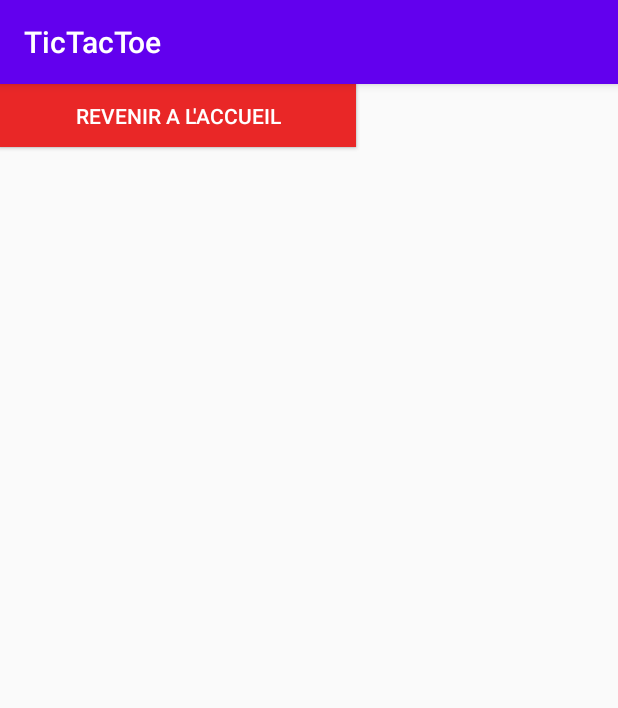
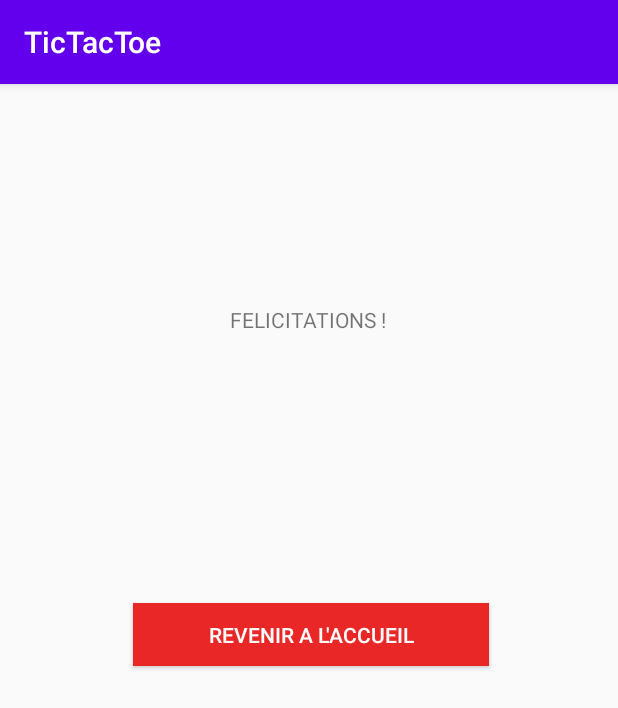
Before and after one commit to FreezBx7/Morpion, an Android app: the gagner screen opened directly, with no data from a screen before it, on a phone screen of 412 x 824 dp. Shown: the top 708 px of the screen. Run offline under Robolectric (Android 15) with nearby library versions, the phone set to English and light mode, and no system bars; libraries missing offline, so code that uses them is left out: org.bson, org.bson.types; 5 statements that could not run were skipped.

Commit message:
feat:Jeu

```diff
--- a/app/src/main/AndroidManifest.xml
+++ b/app/src/main/AndroidManifest.xml
@@ -10,8 +10,6 @@
         android:supportsRtl="true"
         android:theme="@style/AppTheme">
         <activity android:name=".jeu.Jeu"></activity>
-        <activity android:name=".jeu.egalite" />
-        <activity android:name=".jeu.perdre" />
         <activity android:name=".jeu.gagner" />
         <activity android:name=".jeu.attenteJoueur" />
         <activity android:name=".jeu.RejoindrePartie" />
--- a/app/src/main/java/fr/cyriaque/tictactoe/jeu/MainActivity.java
+++ b/app/src/main/java/fr/cyriaque/tictactoe/jeu/MainActivity.java
@@ -83,6 +83,7 @@ public class MainActivity extends AppCompatActivity {
 
                     Intent intent = new Intent(MainActivity.this,Menu.class);
                     intent.putExtra("UserID",objectId);
+                    intent.putExtra("Pseudo",codeMain.getText().toString().trim());
                     startActivity(intent);
                 }else{
                     TextView codeErreur = findViewById(R.id.codeErreur);
--- a/app/src/main/java/fr/cyriaque/tictactoe/jeu/gagner.java
+++ b/app/src/main/java/fr/cyriaque/tictactoe/jeu/gagner.java
@@ -2,7 +2,13 @@ package fr.cyriaque.tictactoe.jeu;
 
 import androidx.appcompat.app.AppCompatActivity;
 
+import android.content.Intent;
 import android.os.Bundle;
+import android.view.View;
+import android.widget.Button;
+import android.widget.TextView;
+
+import org.bson.types.ObjectId;
 
 import fr.cyriaque.tictactoe.R;
 
@@ -12,5 +18,52 @@ public class gagner extends AppCompatActivity {
     protected void onCreate(Bundle savedInstanceState) {
         super.onCreate(savedInstanceState);
         setContentView(R.layout.activity_gagner);
+
+        Button retour = findViewById(R.id.finalRetour);
+        TextView finalText = findViewById(R.id.egalite);
+
+        String egalite;
+        ObjectId monID;
+        ObjectId IDWiner;
+        String pseudo;
+        if (savedInstanceState == null) {
+            Bundle extras = getIntent().getExtras();
+            if(extras == null) {
+                monID = null;
+                egalite = "";
+                IDWiner = null;
+                pseudo = "";
+            } else {
+                monID = (ObjectId) extras.get("MonID");
+                IDWiner = (ObjectId) extras.get("winer");
+                egalite = (String) extras.get("egalite");
+                pseudo = extras.getString("Pseudo");
+            }
+        } else {
+            monID = (ObjectId) savedInstanceState.getSerializable("MonID");
+            IDWiner = (ObjectId) savedInstanceState.getSerializable("winer");
+            pseudo = (String) savedInstanceState.getSerializable("Pseudo");
+            egalite = (String) savedInstanceState.getSerializable("egalite");
+        }
+
+        if(egalite.equals("oui")){
+            finalText.setText("EGALITE");
+        }else{
+            if(monID.equals(IDWiner)){
+                finalText.setText("Felicitation, tu as gagné !");
+            }else{
+                finalText.setText("Dommage, tu as perdu !");
+
+            }
+        }
+
+        retour.setOnClickListener(new View.OnClickListener() {
+            @Override
+            public void onClick(View v) {
+                Intent intent = new Intent(gagner.this, Menu.class);
+                intent.putExtra("Pseudo",pseudo);
+                startActivity(intent);
+            }
+        });
     }
 }
--- a/app/src/main/res/layout/activity_gagner.xml
+++ b/app/src/main/res/layout/activity_gagner.xml
@@ -7,39 +7,29 @@
     tools:context=".jeu.gagner">
 
     <Button
-        android:id="@+id/creer"
+        android:id="@+id/finalRetour"
         android:layout_width="237dp"
         android:layout_height="42dp"
-        android:background="#E92727"
-        android:text="REJOUER"
-        android:textColor="#FFFFFF"
-        tools:layout_editor_absoluteX="87dp"
-        tools:layout_editor_absoluteY="268dp" />
-
-    <Button
-        android:id="@+id/retourAccueil"
-        android:layout_width="237dp"
-        android:layout_height="42dp"
+        android:layout_marginStart="88dp"
+        android:layout_marginEnd="86dp"
+        android:layout_marginBottom="380dp"
         android:background="#E92727"
         android:text="REVENIR A L'ACCUEIL"
         android:textColor="#FFFFFF"
-        tools:layout_editor_absoluteX="87dp"
-        tools:layout_editor_absoluteY="369dp" />
-
-    <TextView
-        android:id="@+id/textView"
-        android:layout_width="wrap_content"
-        android:layout_height="wrap_content"
-        android:text="- OU -"
-        tools:layout_editor_absoluteX="188dp"
-        tools:layout_editor_absoluteY="336dp" />
+        app:layout_constraintBottom_toBottomOf="parent"
+        app:layout_constraintEnd_toEndOf="parent"
+        app:layout_constraintStart_toStartOf="parent" />
 
     <TextView
         android:id="@+id/egalite"
         android:layout_width="wrap_content"
         android:layout_height="wrap_content"
-        android:text="FELICITATIONS, VOUS AVEZ GAGNE !"
-        tools:layout_editor_absoluteX="88dp"
-        tools:layout_editor_absoluteY="147dp" />
+        android:layout_marginStart="88dp"
+        android:layout_marginTop="147dp"
+        android:layout_marginEnd="89dp"
+        android:text="FELICITATIONS !"
+        app:layout_constraintEnd_toEndOf="parent"
+        app:layout_constraintStart_toStartOf="parent"
+        app:layout_constraintTop_toTopOf="parent" />
 
 </androidx.constraintlayout.widget.ConstraintLayout>
```
Also changed, not shown: app/src/main/java/fr/cyriaque/tictactoe/database/Partie.java (+20 -2 lines), app/src/main/java/fr/cyriaque/tictactoe/jeu/Jeu.java (+103 -100 lines), app/src/main/java/fr/cyriaque/tictactoe/jeu/Menu.java (+8 -4 lines), app/src/main/java/fr/cyriaque/tictactoe/jeu/RejoindrePartie.java (+9 -3 lines), app/src/main/java/fr/cyriaque/tictactoe/jeu/attenteJoueur.java (+8 -12 lines), app/src/main/java/fr/cyriaque/tictactoe/jeu/egalite.java (deleted, +0 -16 lines), app/src/main/java/fr/cyriaque/tictactoe/jeu/perdre.java (deleted, +0 -16 lines), app/src/main/res/layout/activity_egalite.xml (deleted, +0 -45 lines), app/src/main/res/layout/activity_jeu.xml (+6 -7 lines), app/src/main/res/layout/activity_perdre.xml (deleted, +0 -45 lines).
